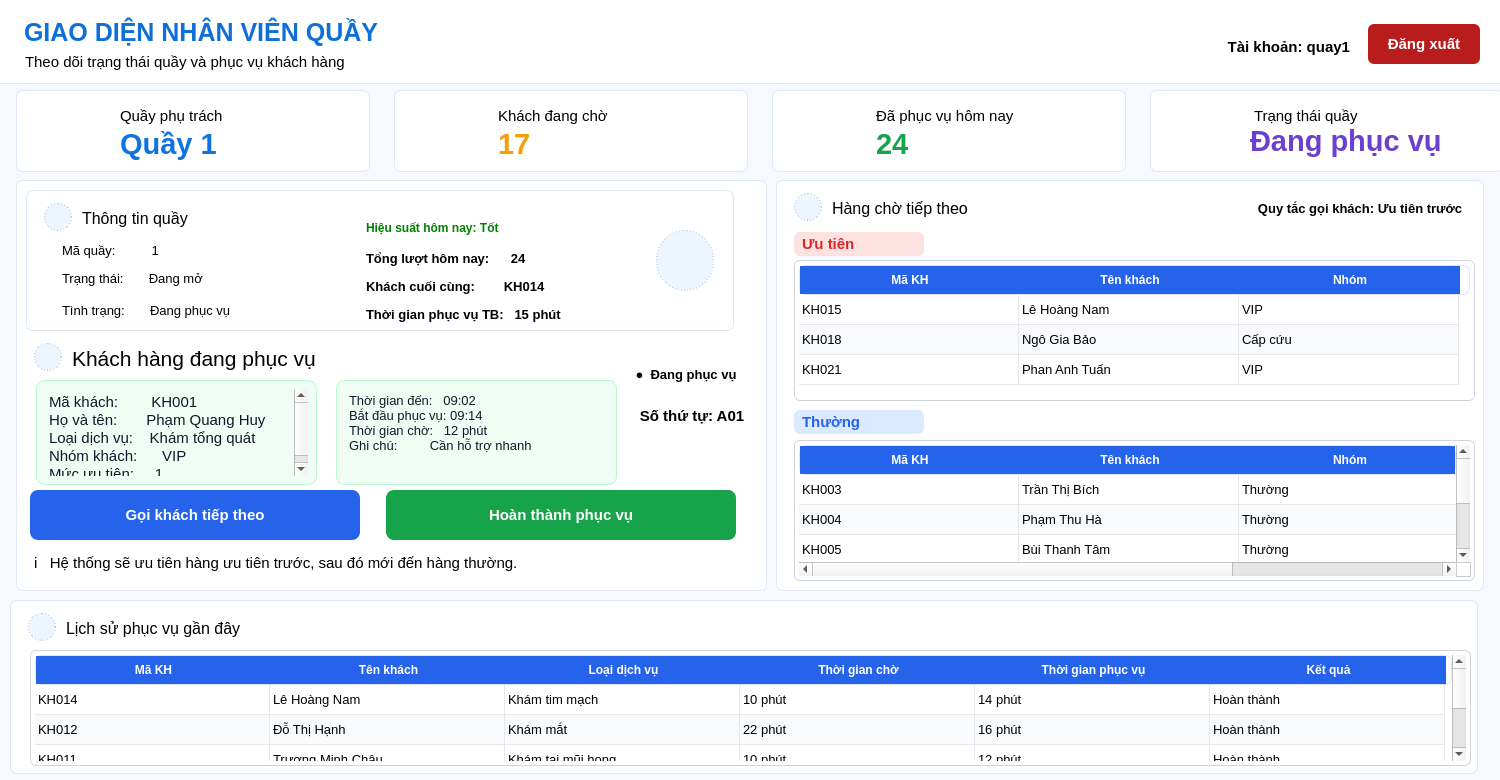
DangDan111/Nhom4_Hethongmophonghangdoidichvu, file ui/nhan_vien_quay.ui: the form before one commit.
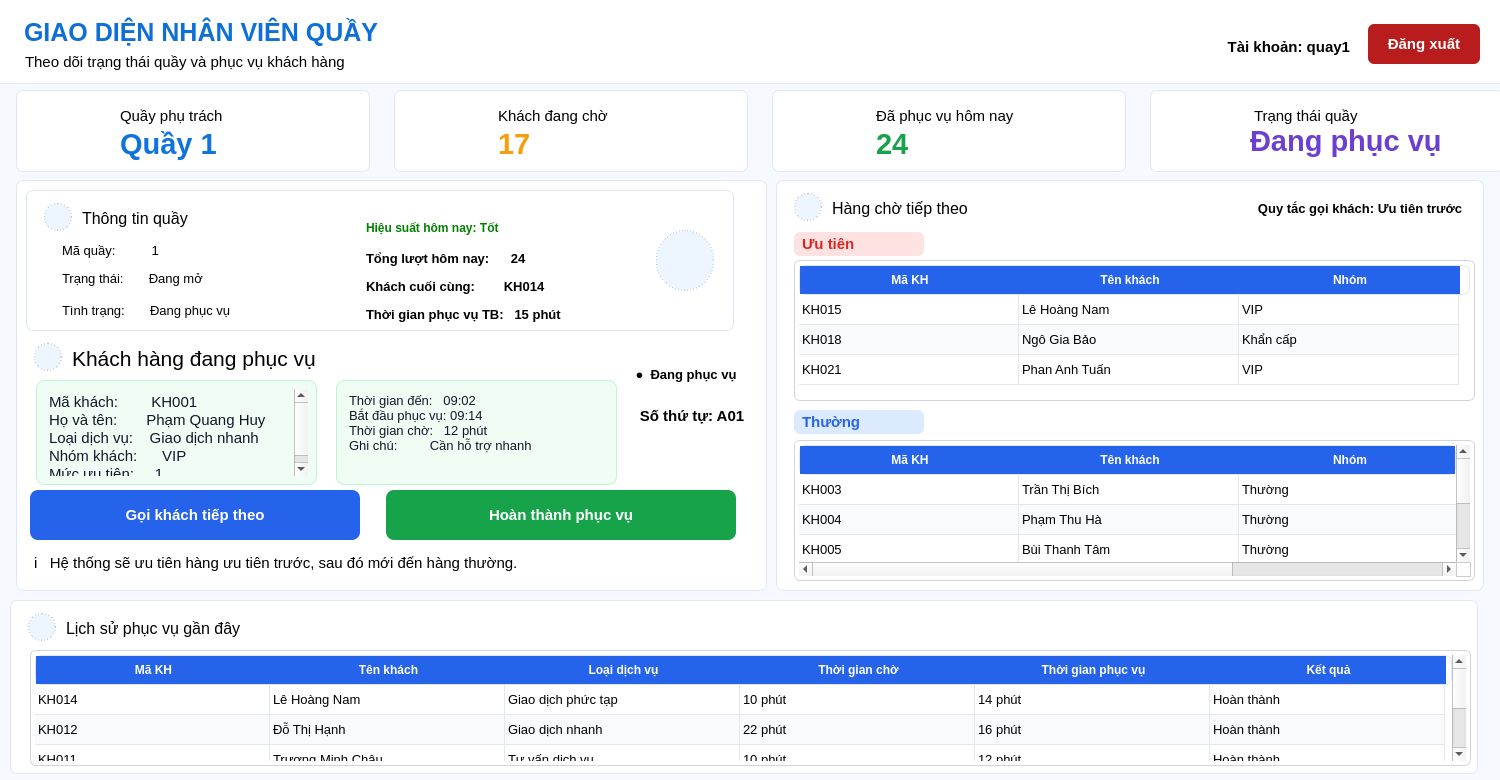
The form after the commit. Icons and pictures are not drawn.

The edit to the form file:
```diff
--- a/ui/nhan_vien_quay.ui
+++ b/ui/nhan_vien_quay.ui
@@ -837,14 +837,14 @@
 &lt;/style&gt;&lt;/head&gt;&lt;body style=&quot; font-family:'Segoe UI'; font-size:11pt; font-weight:400; font-style:normal;&quot;&gt;
 &lt;p style=&quot; margin-top:0px; margin-bottom:0px; margin-left:0px; margin-right:0px; -qt-block-indent:0; text-indent:0px;&quot;&gt;Mã khách:        KH001&lt;/p&gt;
 &lt;p style=&quot; margin-top:0px; margin-bottom:0px; margin-left:0px; margin-right:0px; -qt-block-indent:0; text-indent:0px;&quot;&gt;Họ và tên:       Phạm Quang Huy&lt;/p&gt;
-&lt;p style=&quot; margin-top:0px; margin-bottom:0px; margin-left:0px; margin-right:0px; -qt-block-indent:0; text-indent:0px;&quot;&gt;Loại dịch vụ:    Khám tổng quát&lt;/p&gt;
+&lt;p style=&quot; margin-top:0px; margin-bottom:0px; margin-left:0px; margin-right:0px; -qt-block-indent:0; text-indent:0px;&quot;&gt;Loại dịch vụ:    Giao dịch nhanh&lt;/p&gt;
 &lt;p style=&quot; margin-top:0px; margin-bottom:0px; margin-left:0px; margin-right:0px; -qt-block-indent:0; text-indent:0px;&quot;&gt;Nhóm khách:      VIP&lt;/p&gt;
 &lt;p style=&quot; margin-top:0px; margin-bottom:0px; margin-left:0px; margin-right:0px; -qt-block-indent:0; text-indent:0px;&quot;&gt;Mức ưu tiên:     1&lt;/p&gt;&lt;/body&gt;&lt;/html&gt;</string>
     </property>
     <property name="plainText">
      <string>Mã khách:        KH001
 Họ và tên:       Phạm Quang Huy
-Loại dịch vụ:    Khám tổng quát
+Loại dịch vụ:    Giao dịch nhanh
 Nhóm khách:      VIP
 Mức ưu tiên:     1</string>
     </property>
@@ -1504,7 +1504,7 @@
     </item>
     <item row="1" column="2">
      <property name="text">
-      <string>Cấp cứu</string>
+      <string>Khẩn cấp</string>
      </property>
     </item>
     <item row="2" column="0">
@@ -1894,7 +1894,7 @@
     </item>
     <item row="0" column="2">
      <property name="text">
-      <string>Khám tim mạch</string>
+      <string>Giao dịch phức tạp</string>
      </property>
     </item>
     <item row="0" column="3">
@@ -1924,7 +1924,7 @@
     </item>
     <item row="1" column="2">
      <property name="text">
-      <string>Khám mắt</string>
+      <string>Giao dịch nhanh</string>
      </property>
     </item>
     <item row="1" column="3">
@@ -1954,7 +1954,7 @@
     </item>
     <item row="2" column="2">
      <property name="text">
-      <string>Khám tai mũi họng</string>
+      <string>Tư vấn dịch vụ</string>
      </property>
     </item>
     <item row="2" column="3">
@@ -1984,7 +1984,7 @@
     </item>
     <item row="3" column="2">
      <property name="text">
-      <string>Khám xương khớp</string>
+      <string>Giao dịch phức tạp</string>
      </property>
     </item>
     <item row="3" column="3">
```
